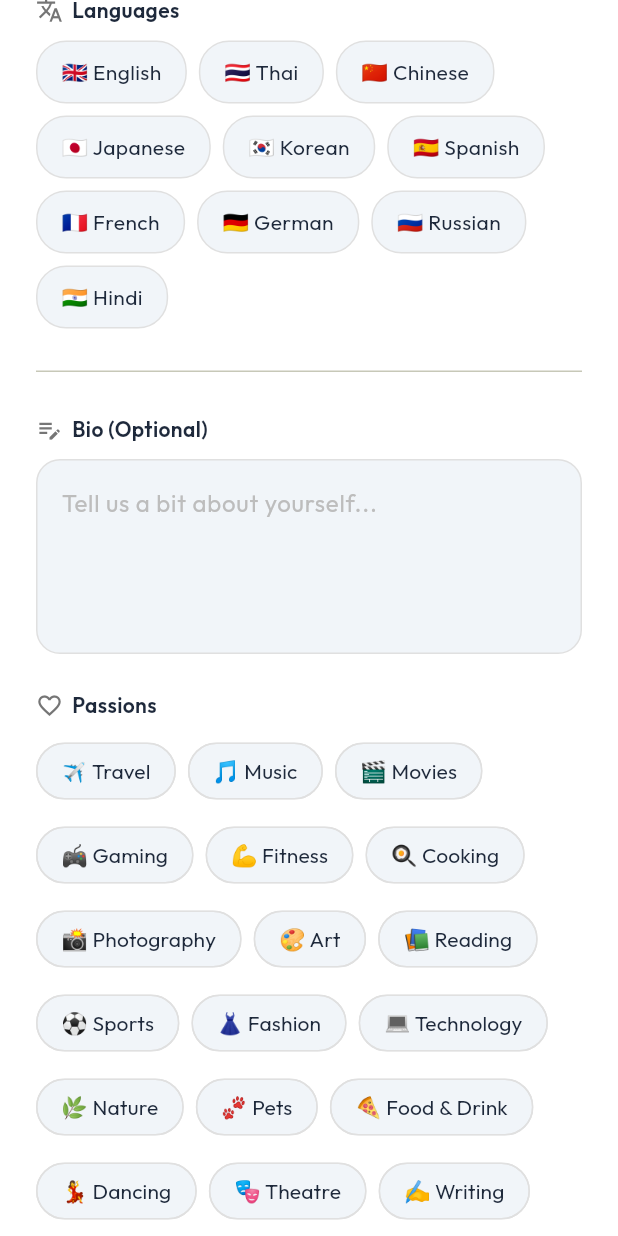
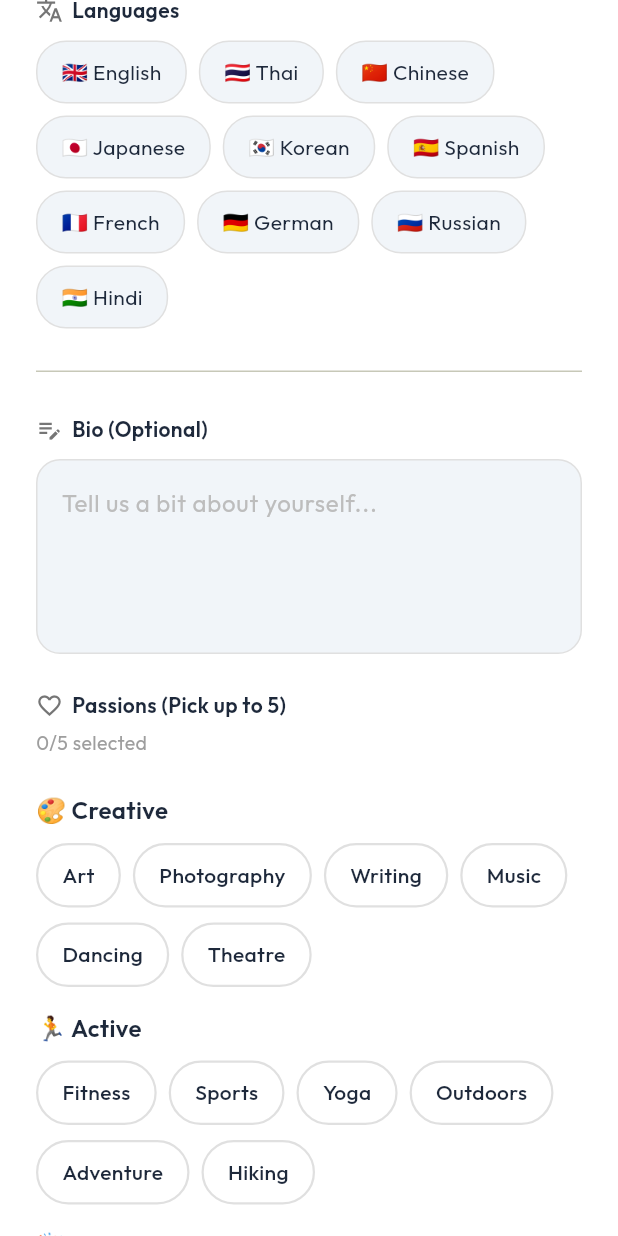
Before and after one commit to englevelth-design/Friendify, a Flutter app: the screen it shows once a user with an empty profile is signed in, scrolled down 1728 dp, on a phone screen of 412 x 824 dp. Run offline on Flutter 3.47's test engine with Material 3 defaults, Android fonts, the phone set to English and light mode, and no system bars; our stand-ins replace cached_network_image, flutter_card_swiper, google_fonts, image_picker, supabase_flutter; accounts and stored records are empty.

Commit message:
feat: themed passions with categories and 5 selection limit

```diff
--- a/lib/src/core/data/interests_data.dart
+++ b/lib/src/core/data/interests_data.dart
@@ -1,27 +1,50 @@
-/// Predefined list of interests/hobbies for user profile selection
-const List<String> availableInterests = [
-  '✈️ Travel',
-  '🎵 Music',
-  '🎬 Movies',
-  '🎮 Gaming',
-  '💪 Fitness',
-  '🍳 Cooking',
-  '📸 Photography',
-  '🎨 Art',
-  '📚 Reading',
-  '⚽ Sports',
-  '👗 Fashion',
-  '💻 Technology',
-  '🌿 Nature',
-  '🐾 Pets',
-  '🍕 Food & Drink',
-  '💃 Dancing',
-  '🎭 Theatre',
-  '✍️ Writing',
-  '🧘 Yoga',
-  '🏕️ Outdoors',
-  '🎯 Adventure',
-  '☕ Coffee',
-  '🍺 Nightlife',
-  '🎸 Live Music',
-];
+/// Themed categories of interests/hobbies for user profile selection
+const Map<String, List<String>> themedInterests = {
+  '🎨 Creative': [
+    'Art',
+    'Photography',
+    'Writing',
+    'Music',
+    'Dancing',
+    'Theatre',
+  ],
+  '🏃 Active': [
+    'Fitness',
+    'Sports',
+    'Yoga',
+    'Outdoors',
+    'Adventure',
+    'Hiking',
+  ],
+  '🎉 Social': [
+    'Nightlife',
+    'Live Music',
+    'Coffee Dates',
+    'Foodie',
+    'Travel',
+    'Parties',
+  ],
+  '🎮 Entertainment': [
+    'Gaming',
+    'Movies',
+    'Netflix',
+    'Anime',
+    'Reading',
+    'Podcasts',
+  ],
+  '💼 Lifestyle': [
+    'Fashion',
+    'Technology',
+    'Cooking',
+    'Pets',
+    'Nature',
+    'Wellness',
+  ],
+};
+
+/// Maximum number of interests a user can select
+const int maxInterestsAllowed = 5;
+
+/// Flat list of all interests (for backward compatibility)
+List<String> get availableInterests =>
+    themedInterests.values.expand((list) => list).toList();
--- a/lib/src/features/onboarding/presentation/pages/onboarding_page.dart
+++ b/lib/src/features/onboarding/presentation/pages/onboarding_page.dart
@@ -395,40 +395,96 @@ class _OnboardingPageState extends State<OnboardingPage> {
               ),
               const SizedBox(height: 24),
 
-              // --- Passions ---
-              _buildSectionLabel("Passions", icon: Icons.favorite_border),
-              const SizedBox(height: 10),
+              // --- Passions (Themed Categories) ---
+              _buildSectionLabel("Passions (Pick up to $maxInterestsAllowed)", icon: Icons.favorite_border),
+              const SizedBox(height: 6),
+              Text(
+                "${_selectedInterests.length}/$maxInterestsAllowed selected",
+                style: GoogleFonts.outfit(
+                  color: _selectedInterests.length >= maxInterestsAllowed ? Colors.orange : Colors.grey[500],
+                  fontSize: 13,
+                ),
+              ),
+              const SizedBox(height: 16),
+
+              // Display each category
+              ...themedInterests.entries.map((category) {
+                return Column(
+                  crossAxisAlignment: CrossAxisAlignment.start,
+                  children: [
+                    // Category header
+                    Padding(
+                      padding: const EdgeInsets.only(bottom: 10, top: 8),
+                      child: Text(
+                        category.key,
+                        style: GoogleFonts.outfit(
+                          fontSize: 16,
+                          fontWeight: FontWeight.w600,
+                          color: _darkText,
+                        ),
+                      ),
+                    ),
+                    // Category items
                     Wrap(
                       spacing: 8,
-                runSpacing: 8,
-                children: availableInterests.map((interest) {
+                      runSpacing: 10,
+                      children: category.value.map((interest) {
                         final isSelected = _selectedInterests.contains(interest);
-                  return FilterChip(
-                    label: Text(interest),
-                    labelStyle: GoogleFonts.outfit(
-                      color: isSelected ? Colors.black : _darkText,
-                      fontWeight: isSelected ? FontWeight.w600 : FontWeight.normal,
+                        final canSelect = _selectedInterests.length < maxInterestsAllowed || isSelected;
+                        return GestureDetector(
+                          onTap: () {
+                            if (!canSelect && !isSelected) {
+                              ScaffoldMessenger.of(context).showSnackBar(
+                                SnackBar(
+                                  content: Text('You can only select up to $maxInterestsAllowed passions'),
+                                  backgroundColor: Colors.orange,
+                                  duration: const Duration(seconds: 2),
                                 ),
-                    selected: isSelected,
-                    onSelected: (selected) {
+                              );
+                              return;
+                            }
                             setState(() {
-                        if (selected) {
+                              if (isSelected) {
+                                _selectedInterests.remove(interest);
+                              } else {
                                 _selectedInterests.add(interest);
-                        } else {
-                          _selectedInterests.remove(interest);
                               }
                             });
                           },
-                    backgroundColor: _lightGrey,
-                    selectedColor: _primaryColor,
-                    checkmarkColor: Colors.black,
-                    shape: RoundedRectangleBorder(
-                      borderRadius: BorderRadius.circular(20),
-                      side: BorderSide(color: isSelected ? _primaryColor : Colors.grey.shade300),
+                          child: AnimatedContainer(
+                            duration: const Duration(milliseconds: 200),
+                            padding: const EdgeInsets.symmetric(horizontal: 16, vertical: 10),
+                            decoration: BoxDecoration(
+                              color: isSelected ? _primaryColor : Colors.white,
+                              borderRadius: BorderRadius.circular(25),
+                              border: Border.all(
+                                color: isSelected ? _primaryColor : Colors.grey.shade300,
+                                width: 1.5,
+                              ),
+                              boxShadow: isSelected ? [
+                                BoxShadow(
+                                  color: _primaryColor.withOpacity(0.3),
+                                  blurRadius: 8,
+                                  offset: const Offset(0, 2),
+                                ),
+                              ] : null,
+                            ),
+                            child: Text(
+                              interest,
+                              style: GoogleFonts.outfit(
+                                color: isSelected ? Colors.black : _darkText,
+                                fontWeight: isSelected ? FontWeight.w600 : FontWeight.w500,
+                                fontSize: 14,
+                              ),
+                            ),
                           ),
                         );
                       }).toList(),
                     ),
+                    const SizedBox(height: 8),
+                  ],
+                );
+              }).toList(),
               const SizedBox(height: 40),
 
               // --- Submit Button ---
```
Lines whose indentation alone changed are shown as unchanged.
